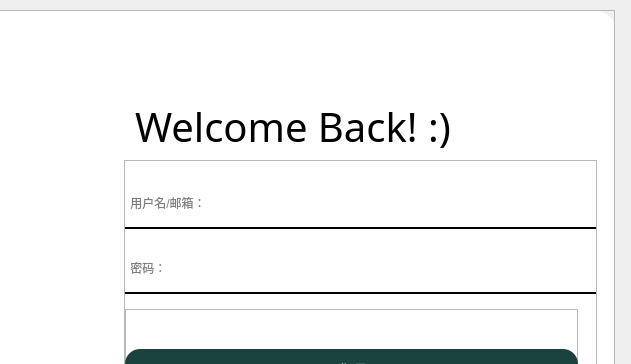
AiDahanwen/BUAA_2024_Python_Project, file frontend/login_new.ui: the form before one commit; both pictures show x 456 to 1087 and y 0 to 364 of the 1087 by 620 pixel window.
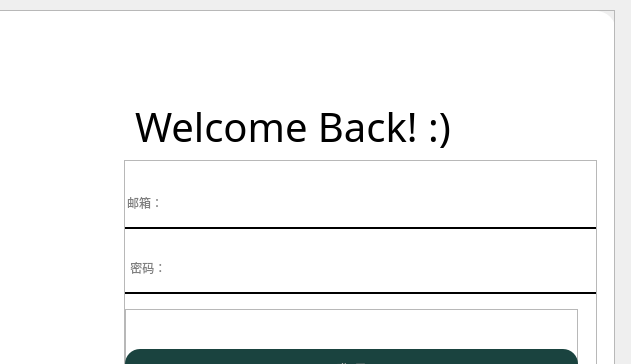
The form after the commit. The open tabs and pages were chosen to show the change. Icons and pictures are not drawn.

Commit message: frontend-删除了用户名注册-cuzn

What changed in the file:
```diff
--- a/frontend/login_new.ui
+++ b/frontend/login_new.ui
@@ -312,7 +312,7 @@
                <string/>
               </property>
               <property name="placeholderText">
-               <string> 用户名/邮箱：</string>
+               <string>邮箱：</string>
               </property>
              </widget>
             </item>
```
Left out of the diff: 2 changed lines with no effect on the pictures. The commit also changes 1 other file.
